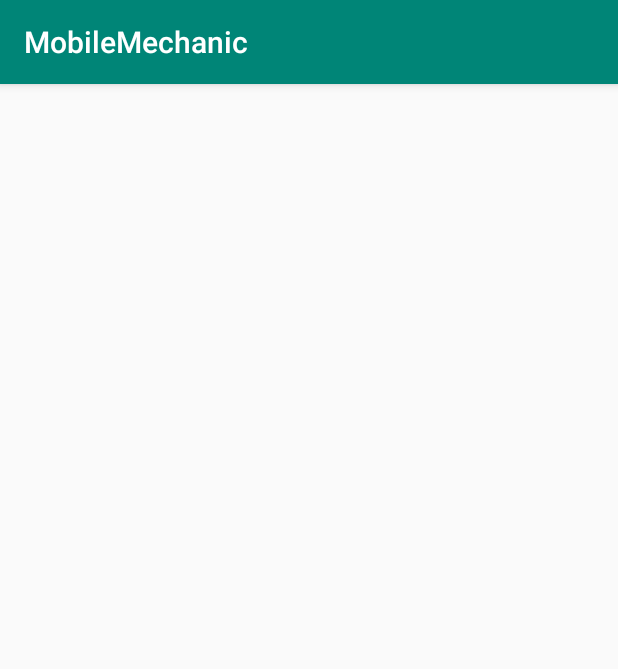
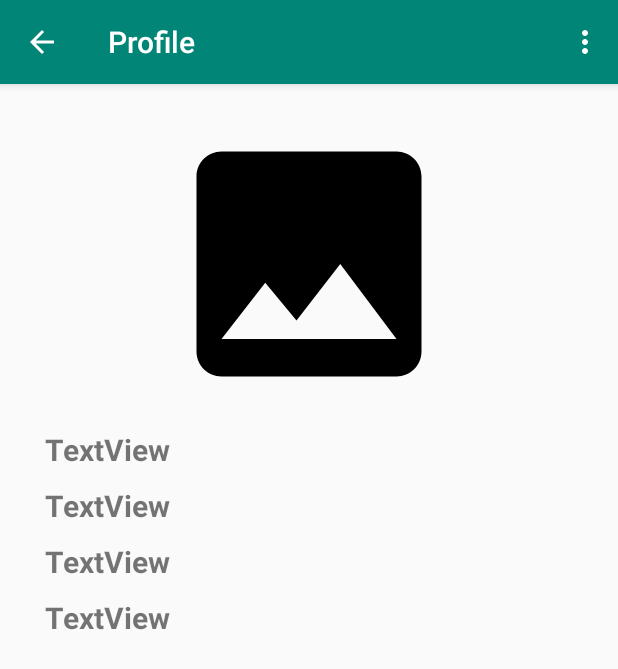
Before and after one commit to BrendahWotia/MechanicApp, an Android app: the Profile screen opened directly, with no data from a screen before it, on a phone screen of 412 x 824 dp. Shown: the top 669 px of the screen. Run offline under Robolectric (Android 15) with nearby library versions, the phone set to English and light mode, and no system bars; our stand-ins replace Picasso; pictures from the network do not load.

Commit message:
mechanic profile view

```diff
--- a/app/src/main/java/com/example/mobilemechanic/Mechanic.java
+++ b/app/src/main/java/com/example/mobilemechanic/Mechanic.java
@@ -147,7 +147,7 @@ public class Mechanic extends AppCompatActivity {
                                 databaseReference.child(key).setValue(mechanic);
 
                                 Toast.makeText(Mechanic.this, "Success Key retention...", Toast.LENGTH_LONG).show();
-                                backToProfile(key);
+                                backToProfile(nameMech, phoneMech,locationMech, emailMech, sImage);
                             }
                         }).addOnFailureListener(new OnFailureListener() {
                             @Override
@@ -177,19 +177,19 @@ public class Mechanic extends AppCompatActivity {
         return extension;
     }
 
-    private void backToProfile(String key) {
-//        Intent backIntent = new Intent(this, Products_view.class);
-//        backIntent.putExtra("phone", product.getPhone());
-//        backIntent.putExtra("name", product.getName());
-//        backIntent.putExtra("location", product.getLocation());
-//        backIntent.putExtra("price", product.getPrice());
+    private void backToProfile(String nameMech, String phoneMech, String locationMech, String emailMech, String imageMech) {
+        Intent backIntent = new Intent(this, Profile.class);
+        backIntent.putExtra("phone", phoneMech);
+        backIntent.putExtra("name", nameMech);
+        backIntent.putExtra("location", locationMech);
+//        backIntent.putExtra("price", pro;
 //        backIntent.putExtra("capacity", product.getCapacity());
-//        backIntent.putExtra("mail", product.getEmail());
-//        backIntent.putExtra("image", product.getImage());
+        backIntent.putExtra("mail", emailMech);
+        backIntent.putExtra("image", imageMech);
 //        backIntent.putExtra("key", key);
 //
-//        startActivity(backIntent);
-        Toast.makeText(this, "Upload Done Go to Profile", Toast.LENGTH_SHORT).show();
+        startActivity(backIntent);
+//        Toast.makeText(this, "Upload Done Go to Profile", Toast.LENGTH_SHORT).show();
     }
 //    private void uploadDetails() {
 ////        receiveEntries();
--- a/app/src/main/java/com/example/mobilemechanic/Profile.java
+++ b/app/src/main/java/com/example/mobilemechanic/Profile.java
@@ -1,14 +1,86 @@
 package com.example.mobilemechanic;
 
+import androidx.annotation.NonNull;
 import androidx.appcompat.app.AppCompatActivity;
 
 import android.os.Bundle;
+import android.view.Menu;
+import android.view.MenuInflater;
+import android.view.MenuItem;
+import android.widget.ImageView;
+import android.widget.TextView;
+import android.widget.Toast;
+
+import com.squareup.picasso.Picasso;
 
 public class Profile extends AppCompatActivity {
+
+    ImageView profileImage;
+    TextView tvName, tvMail, tvPhone, tvLocation ;
+
+    @Override
+    public boolean onOptionsItemSelected(@NonNull MenuItem item) {
+
+        switch (item.getItemId()) {
+
+            case R.id.logOut:
+//                logging out implementation
+                Toast.makeText(this, "Log Out Implementation Coming Soon", Toast.LENGTH_SHORT).show();
+
+                return true;
+            default:
+                return super.onOptionsItemSelected(item);
+        }
+    }
+    //    @Override
+    public boolean onCreateOptionsMenu(Menu menu) {
+//        super.onCreateOptionsMenu(menu);
+        MenuInflater menuInflater = getMenuInflater();
+        menuInflater.inflate(R.menu.options_menu, menu);
+
+
+        return true;
+    }
 
     @Override
     protected void onCreate(Bundle savedInstanceState) {
         super.onCreate(savedInstanceState);
         setContentView(R.layout.activity_profile);
+
+        getSupportActionBar().setDisplayHomeAsUpEnabled(true);
+        getSupportActionBar().setDisplayShowHomeEnabled(true);
+
+        setTitle("Profile");
+
+        profileImage = findViewById(R.id.imageMechanicProfile);
+        tvName = findViewById(R.id.tvName);
+        tvMail = findViewById(R.id.tvMail);
+        tvPhone = findViewById(R.id.tvPhone);
+        tvLocation = findViewById(R.id.tvLocation);
+
+        personalProductsIntents();
+
+
+    }
+    private void personalProductsIntents() {
+        if (getIntent().hasExtra("phone") && getIntent().hasExtra("name") && getIntent().hasExtra("location") &&
+                getIntent().hasExtra("mail") && getIntent().hasExtra("image") ) {
+            String pName, pLocation, pMail, pImage, pPhone;
+            pPhone = getIntent().getStringExtra("phone");
+            pName = getIntent().getStringExtra("name");
+            pLocation = getIntent().getStringExtra("location");
+            pMail = getIntent().getStringExtra("mail");
+            pImage = getIntent().getStringExtra("image");
+
+
+            tvName.setText(pName);
+            tvMail.setText(pMail);
+            tvPhone.setText(pPhone);
+            tvLocation.setText(pLocation);
+
+            Picasso.get().load(pImage).placeholder(R.drawable.ic_image_black_24dp).into(profileImage);
+            Toast.makeText(this, "Saving Profile SuccessFull...", Toast.LENGTH_SHORT).show();
+
+        }
     }
 }
--- a/app/src/main/res/layout/activity_profile.xml
+++ b/app/src/main/res/layout/activity_profile.xml
@@ -6,4 +6,124 @@
     android:layout_height="match_parent"
     tools:context=".Profile">
 
+        <ImageView
+            android:id="@+id/imageMechanicProfile"
+            app:layout_constraintStart_toStartOf="parent"
+            app:layout_constraintEnd_toEndOf="parent"
+            app:layout_constraintTop_toTopOf="parent"
+            android:layout_marginTop="20dp"
+            android:layout_marginEnd="10dp"
+            android:layout_marginStart="10dp"
+            android:layout_width="match_parent"
+            android:layout_height="200dp"
+            app:srcCompat="@drawable/ic_image_black_24dp" />
+
+        <TextView
+            android:id="@+id/tvName"
+            android:gravity="center_vertical"
+            android:layout_width="match_parent"
+            app:layout_constraintStart_toStartOf="parent"
+            app:layout_constraintEnd_toEndOf="parent"
+            app:layout_constraintTop_toBottomOf="@id/imageMechanicProfile"
+
+            android:layout_marginEnd="30dp"
+            android:layout_marginStart="30dp"
+            android:text="TextView"
+            android:textStyle="bold"
+            android:textSize="20sp"
+            android:layout_height="wrap_content"
+            android:layout_marginTop="10dp"
+            />
+
+    <TextView
+            android:id="@+id/tvMail"
+            android:layout_width="match_parent"
+            app:layout_constraintStart_toStartOf="parent"
+            app:layout_constraintEnd_toEndOf="parent"
+            app:layout_constraintTop_toBottomOf="@id/tvName"
+            android:layout_marginEnd="30dp"
+            android:layout_marginStart="30dp"
+        android:text="TextView"
+        android:textStyle="bold"
+        android:textSize="20sp"
+            android:layout_marginTop="10dp"
+            android:layout_height="wrap_content"
+            />
+
+<!--        <Button-->
+<!--            android:id="@+id/uploadDBtn"-->
+<!--            android:background="@color/colorAccent"-->
+<!--            android:layout_marginStart="10dp"-->
+<!--            android:layout_marginEnd="10dp"-->
+<!--            android:layout_marginBottom="10dp"-->
+<!--            app:layout_constraintBottom_toBottomOf="parent"-->
+<!--            app:layout_constraintStart_toStartOf="parent"-->
+<!--            app:layout_constraintEnd_toEndOf="parent"-->
+<!--            android:padding="8dp"-->
+<!--            android:layout_width="0dp"-->
+<!--            android:layout_height="wrap_content"-->
+<!--            android:text="Upload Details" />-->
+<!--        <Button-->
+<!--            android:id="@+id/imageDBtn"-->
+<!--            android:background="@color/colorAccent"-->
+<!--            android:layout_marginStart="30dp"-->
+<!--            android:layout_marginEnd="30dp"-->
+<!--            android:layout_marginTop="10dp"-->
+<!--            app:layout_constraintBottom_toTopOf="@id/etName"-->
+<!--            app:layout_constraintStart_toStartOf="parent"-->
+<!--            app:layout_constraintEnd_toEndOf="parent"-->
+<!--            app:layout_constraintTop_toBottomOf="@id/imageViewMechanic"-->
+<!--            android:padding="8dp"-->
+<!--            android:layout_width="0dp"-->
+<!--            android:layout_height="wrap_content"-->
+<!--            android:text="Choose Photo" />-->
+
+        <TextView
+            android:id="@+id/tvLocation"
+            android:layout_width="match_parent"
+            android:layout_height="wrap_content"
+            app:layout_constraintStart_toStartOf="parent"
+            app:layout_constraintEnd_toEndOf="parent"
+            app:layout_constraintTop_toBottomOf="@id/tvPhone"
+            android:layout_marginTop="10dp"
+            android:layout_marginEnd="30dp"
+            android:layout_marginStart="30dp"
+            android:text="TextView"
+            android:textStyle="bold"
+            android:textSize="20sp"
+                   />
+
+        <TextView
+            android:id="@+id/tvPhone"
+            android:layout_width="match_parent"
+            android:layout_height="wrap_content"
+            android:layout_marginTop="10dp"
+            app:layout_constraintStart_toStartOf="parent"
+            app:layout_constraintEnd_toEndOf="parent"
+            app:layout_constraintTop_toBottomOf="@id/tvMail"
+            android:layout_marginEnd="30dp"
+            android:layout_marginStart="30dp"
+            android:text="TextView"
+            android:textStyle="bold"
+            android:textSize="20sp"/>
+
+<!--        <ProgressBar-->
+<!--            android:id="@+id/progressBar"-->
+<!--            style="?android:attr/progressBarStyle"-->
+<!--            android:layout_width="match_parent"-->
+<!--            android:layout_height="wrap_content"-->
+<!--            android:layout_marginBottom="8dp"-->
+<!--            app:layout_constraintTop_toTopOf="parent"-->
+<!--            app:layout_constraintBottom_toBottomOf="parent"-->
+<!--            app:layout_constraintEnd_toEndOf="parent"-->
+<!--            app:layout_constraintStart_toStartOf="parent" />-->
+
+        <!--    <EditText-->
+        <!--        android:id="@+id/editText3"-->
+        <!--        android:layout_width="wrap_content"-->
+        <!--        android:layout_height="wrap_content"-->
+        <!--        android:ems="10"-->
+        <!--        android:inputType="textPersonName"-->
+        <!--        android:text="Name" />-->
+<!--    </androidx.constraintlayout.widget.ConstraintLayout>-->
 </androidx.constraintlayout.widget.ConstraintLayout>
--- /dev/null
+++ b/app/src/main/res/menu/options_menu.xml
@@ -0,0 +1,6 @@
+<?xml version="1.0" encoding="utf-8"?>
+<menu xmlns:android="http://schemas.android.com/apk/res/android">
+<item
+    android:id="@+id/logOut"
+    android:title="Log Out"/>
+</menu>
```
